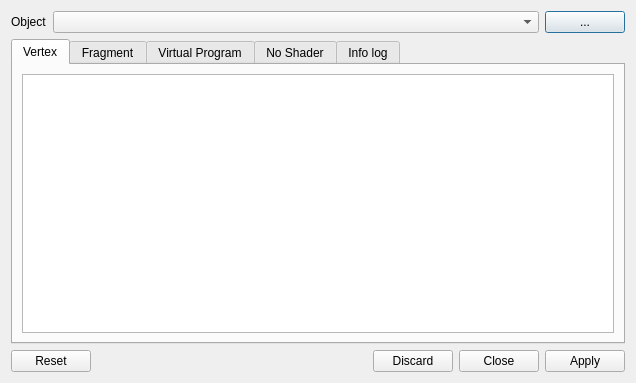
First picture: the form in plugins/osgearth/ShaderEditorDialog.ui, repository aroth-fastprotect/sgi, before the edit.
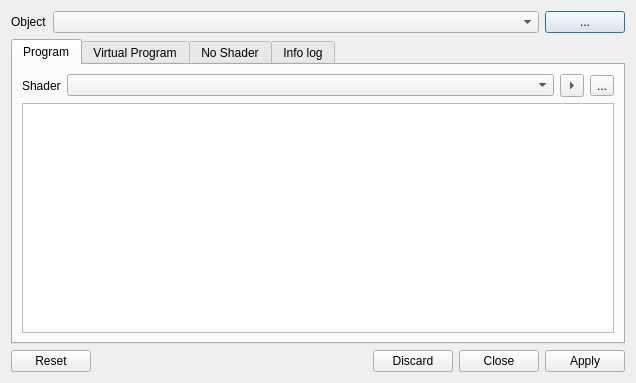
Second picture: the form after the edit. The open tabs and pages were chosen to show the change. Icons and pictures are not drawn.

Commit message: use combo box for shaders from osg::Program as well

Patch:
```diff
--- a/plugins/osgearth/ShaderEditorDialog.ui
+++ b/plugins/osgearth/ShaderEditorDialog.ui
@@ -55,21 +55,60 @@
      </property>
      <widget class="QWidget" name="tabVertex">
       <attribute name="title">
-       <string>Vertex</string>
-      </attribute>
-      <layout class="QVBoxLayout" name="verticalLayout_3">
-       <item>
-        <widget class="QTextEdit" name="shaderVertex"/>
-       </item>
-      </layout>
-     </widget>
-     <widget class="QWidget" name="tabFragment">
-      <attribute name="title">
-       <string>Fragment</string>
+       <string>Program</string>
       </attribute>
       <layout class="QVBoxLayout" name="verticalLayout_2">
        <item>
-        <widget class="QTextEdit" name="shaderFragment"/>
+        <layout class="QHBoxLayout" name="horizontalLayout_5">
+         <item>
+          <widget class="QLabel" name="label_5">
+           <property name="text">
+            <string>Shader</string>
+           </property>
+          </widget>
+         </item>
+         <item>
+          <widget class="QComboBox" name="progShader">
+           <property name="sizePolicy">
+            <sizepolicy hsizetype="Expanding" vsizetype="Fixed">
+             <horstretch>0</horstretch>
+             <verstretch>0</verstretch>
+            </sizepolicy>
+           </property>
+          </widget>
+         </item>
+         <item>
+          <widget class="QToolButton" name="progShaderAdd">
+           <property name="text">
+            <string>...</string>
+           </property>
+           <property name="icon">
+            <iconset theme="list-add">
+             <normaloff>.</normaloff>.</iconset>
+           </property>
+           <property name="popupMode">
+            <enum>QToolButton::InstantPopup</enum>
+           </property>
+           <property name="arrowType">
+            <enum>Qt::RightArrow</enum>
+           </property>
+          </widget>
+         </item>
+         <item>
+          <widget class="QToolButton" name="progShaderRemove">
+           <property name="text">
+            <string>...</string>
+           </property>
+           <property name="icon">
+            <iconset theme="list-remove">
+             <normaloff>.</normaloff>.</iconset>
+           </property>
+          </widget>
+         </item>
+        </layout>
+       </item>
+       <item>
+        <widget class="QTextEdit" name="progShaderCode"/>
        </item>
       </layout>
      </widget>
```
Left out of the diff: 57 changed lines with no effect on the pictures. The commit also changes 4 other files.
